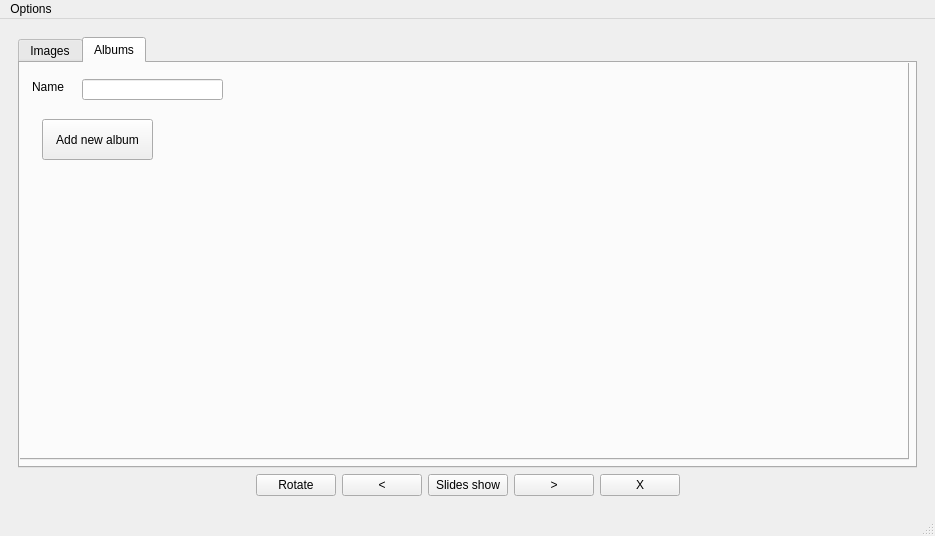
Before: the Qt Designer form galeria_zdjec/Project/mainwindow.ui in starzykbartlomiej/photo_gallery, drawn with Qt 5.
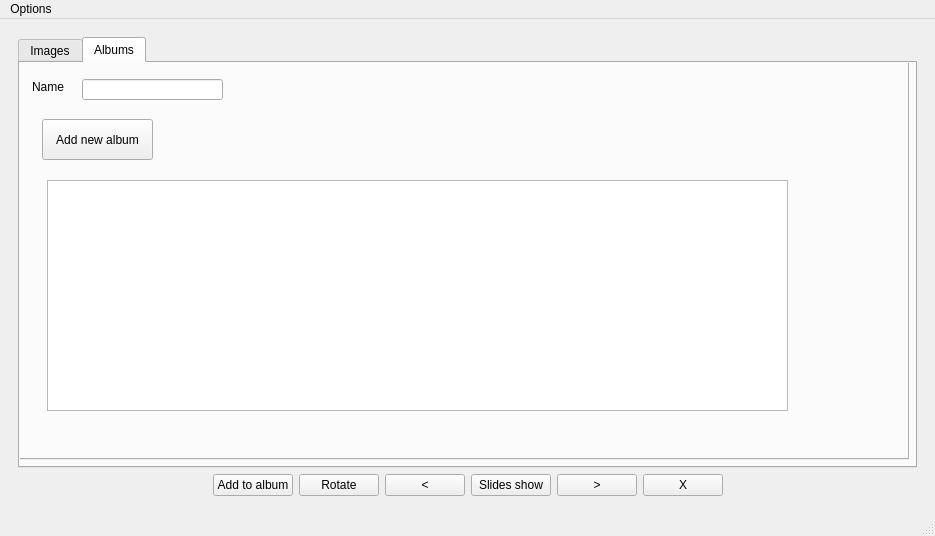
After: the same form once the commit is applied.

Commit message: Repair add new album

```diff
--- a/galeria_zdjec/Project/mainwindow.ui
+++ b/galeria_zdjec/Project/mainwindow.ui
@@ -174,13 +174,23 @@
                </rect>
               </property>
              </widget>
+             <widget class="QListWidget" name="AlbumListWidget">
+              <property name="geometry">
+               <rect>
+                <x>35</x>
+                <y>121</y>
+                <width>741</width>
+                <height>231</height>
+               </rect>
+              </property>
+             </widget>
             </widget>
            </widget>
           </widget>
          </widget>
         </item>
         <item>
-         <layout class="QHBoxLayout" name="horizontalLayout" stretch="0,0,0,0,0,0,0">
+         <layout class="QHBoxLayout" name="horizontalLayout" stretch="0,0,0,0,0,0,0,0">
           <item>
            <spacer name="horizontalSpacer_2">
             <property name="orientation">
@@ -194,6 +204,13 @@
             </property>
            </spacer>
           </item>
+          <item>
+           <widget class="QPushButton" name="pbAddtoalbum">
+            <property name="text">
+             <string>Add to album</string>
+            </property>
+           </widget>
+          </item>
           <item>
            <widget class="QPushButton" name="pbRotate">
             <property name="sizePolicy">
```
The commit also changes 4 other files.
